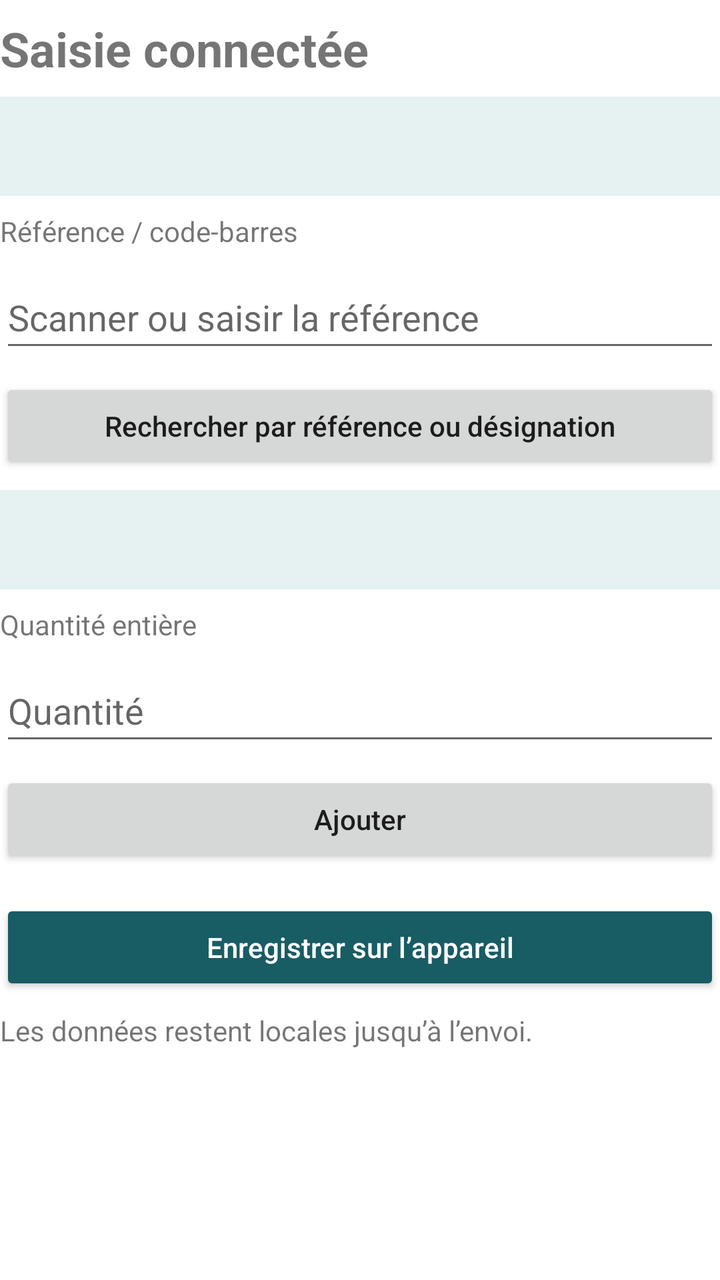
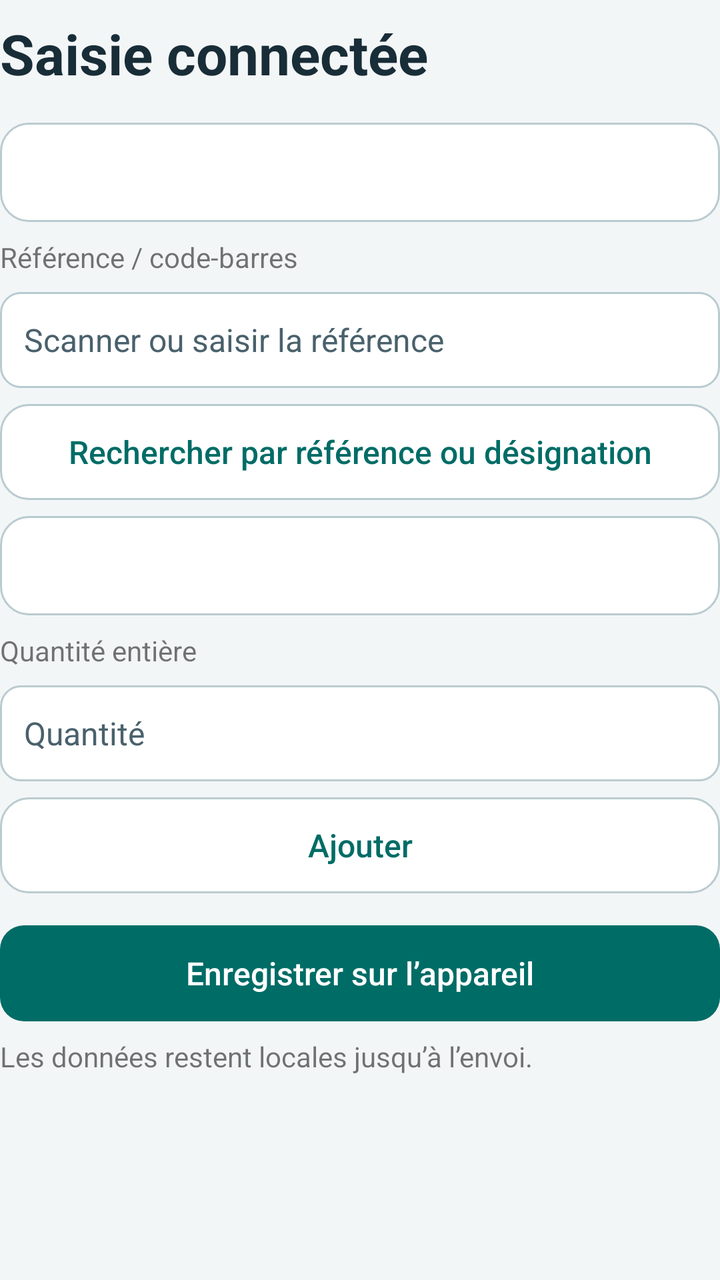

An Android layout rendered at two revisions. The XML below is the earlier revision; the diff shows what the commit changed to produce the second picture.
<!-- AndroidManifest.xml: application theme AppTheme -->
<!-- res/layout/article_form.xml -->
<LinearLayout xmlns:android="http://schemas.android.com/apk/res/android"
    android:id="@+id/article_form"
    android:layout_width="match_parent"
    android:layout_height="wrap_content"
    android:orientation="vertical">
    <TextView
        android:id="@+id/article_title"
        android:layout_width="match_parent"
        android:layout_height="wrap_content"
        android:layout_marginTop="8dp"
        android:text="@string/article_title"
        android:textStyle="bold"
        android:textSize="24sp" />
    <TextView
        android:id="@+id/draft_heading"
        android:layout_width="match_parent"
        android:layout_height="wrap_content"
        android:layout_marginTop="8dp"
        android:background="@color/header_surface"
        android:padding="14dp"
        android:textSize="16sp" />
    <TextView
        android:id="@+id/reference_label"
        android:layout_width="match_parent"
        android:layout_height="wrap_content"
        android:layout_marginTop="8dp"
        android:text="@string/reference_label" />
    <EditText
        android:id="@+id/reference"
        android:layout_width="match_parent"
        android:layout_height="wrap_content"
        android:layout_marginTop="8dp"
        android:hint="@string/reference"
        android:minHeight="48dp"
        android:inputType="text"
        android:singleLine="true" />
    <Button
        android:id="@+id/search_articles"
        android:layout_width="match_parent"
        android:layout_height="wrap_content"
        android:layout_marginTop="8dp"
        android:text="@string/search_articles"
        android:minHeight="48dp"
        android:textAllCaps="false" />
    <TextView
        android:id="@+id/article_details"
        android:layout_width="match_parent"
        android:layout_height="wrap_content"
        android:layout_marginTop="8dp"
        android:background="@color/header_surface"
        android:padding="14dp"
        android:textSize="16sp" />
    <TextView
        android:id="@+id/quantity_label"
        android:layout_width="match_parent"
        android:layout_height="wrap_content"
        android:layout_marginTop="8dp"
        android:text="@string/quantity_label" />
    <EditText
        android:id="@+id/quantity"
        android:layout_width="match_parent"
        android:layout_height="wrap_content"
        android:layout_marginTop="8dp"
        android:hint="@string/quantity"
        android:minHeight="48dp"
        android:inputType="number"
        android:singleLine="true" />
    <Button
        android:id="@+id/add_line"
        android:layout_width="match_parent"
        android:layout_height="wrap_content"
        android:layout_marginTop="8dp"
        android:text="@string/add_line"
        android:minHeight="48dp"
        android:textAllCaps="false" />
    <LinearLayout
        android:id="@+id/lines"
        android:layout_width="match_parent"
        android:layout_height="wrap_content"
        android:layout_marginTop="8dp"
        android:orientation="vertical" />
    <Button
        android:id="@+id/save_list"
        android:layout_width="match_parent"
        android:layout_height="wrap_content"
        android:layout_marginTop="8dp"
        android:text="@string/save_list"
        android:minHeight="48dp"
        android:textAllCaps="false"
        android:backgroundTint="@color/accent"
        android:textColor="@android:color/white" />
    <TextView
        android:id="@+id/stock_note"
        android:layout_width="match_parent"
        android:layout_height="wrap_content"
        android:layout_marginTop="8dp"
        android:text="@string/stock_note" />
</LinearLayout>
<!-- resources referenced by this layout -->
<resources>
  <color name="accent">#185C64</color>
  <color name="header_surface">#E6F1F1</color>
  <style name="AppTheme" parent="android:style/Theme.Material.Light.NoActionBar">
          <item name="android:colorAccent">@color/accent</item>
          <item name="android:windowBackground">@android:color/white</item>
      </style>
  <!-- unchanged entries left out for length: 9 -->
</resources>

<!-- the commit's change to res/layout/article_form.xml (unified diff, before → after) -->
@@ -4,19 +4,18 @@
     android:layout_height="wrap_content"
     android:orientation="vertical">
     <TextView
+        style="@style/ScreenTitle"
         android:id="@+id/article_title"
         android:layout_width="match_parent"
         android:layout_height="wrap_content"
         android:layout_marginTop="8dp"
-        android:text="@string/article_title"
-        android:textStyle="bold"
-        android:textSize="24sp" />
+        android:text="@string/article_title" />
     <TextView
         android:id="@+id/draft_heading"
         android:layout_width="match_parent"
         android:layout_height="wrap_content"
         android:layout_marginTop="8dp"
-        android:background="@color/header_surface"
+        android:background="@drawable/surface_card"
         android:padding="14dp"
         android:textSize="16sp" />
     <TextView
@@ -47,7 +46,7 @@
         android:layout_width="match_parent"
         android:layout_height="wrap_content"
         android:layout_marginTop="8dp"
-        android:background="@color/header_surface"
+        android:background="@drawable/surface_card"
         android:padding="14dp"
         android:textSize="16sp" />
     <TextView
@@ -80,15 +79,14 @@
         android:layout_marginTop="8dp"
         android:orientation="vertical" />
     <Button
+        style="@style/StockPrimary"
         android:id="@+id/save_list"
         android:layout_width="match_parent"
         android:layout_height="wrap_content"
         android:layout_marginTop="8dp"
         android:text="@string/save_list"
         android:minHeight="48dp"
-        android:textAllCaps="false"
-        android:backgroundTint="@color/accent"
-        android:textColor="@android:color/white" />
+        android:textAllCaps="false" />
     <TextView
         android:id="@+id/stock_note"
         android:layout_width="match_parent"
<!-- resource entries referenced after the edit -->
@@ -1,11 +1,122 @@
 <!-- resources referenced by this layout -->
 <resources>
-  <color name="accent">#185C64</color>
-  <color name="header_surface">#E6F1F1</color>
+  <!-- drawable surface_card (drawable) -->
+  <shape xmlns:android="http://schemas.android.com/apk/res/android">
+      <solid android:color="@android:color/white" />
+      <corners android:radius="14dp" />
+      <stroke android:width="1dp" android:color="@color/outline" />
+  </shape>
+  <style name="ScreenTitle">
+          <item name="android:textSize">28sp</item>
+          <item name="android:textColor">@color/ink</item>
+          <item name="android:textStyle">bold</item>
+          <item name="android:layout_marginBottom">8dp</item>
+      </style>
+  <style name="StockPrimary" parent="StockButton">
+          <item name="android:background">@drawable/action_primary</item>
+          <item name="android:textColor">@color/action_primary</item>
+      </style>
+  <color name="accent">#006C66</color>
+  <color name="canvas">#F3F6F7</color>
+  <style name="StockInput" parent="android:style/Widget.Material.EditText">
+          <item name="android:background">@drawable/login_field</item>
+          <item name="android:backgroundTint">@null</item>
+          <item name="android:textColor">@color/ink</item>
+          <item name="android:textColorHint">@color/muted</item>
+          <item name="android:padding">12dp</item>
+          <item name="android:minHeight">50dp</item>
+          <item name="android:textSize">16sp</item>
+      </style>
+  <color name="muted">#49616C</color>
+  <color name="header_surface">#143541</color>
+  <!-- drawable action_secondary (drawable) -->
+  <ripple xmlns:android="http://schemas.android.com/apk/res/android" android:color="?android:attr/colorControlHighlight">
+      <item>
+          <selector>
+              <item android:state_enabled="false" android:drawable="@drawable/disabled_fill" />
+              <item android:state_focused="true" android:drawable="@drawable/action_focus_secondary" />
+              <item android:drawable="@drawable/surface_card" />
+          </selector>
+      </item>
+  </ripple>
+  <!-- drawable disabled_fill (drawable) -->
+  <shape xmlns:android="http://schemas.android.com/apk/res/android">
+      <solid android:color="@color/disabled_surface" />
+      <corners android:radius="12dp" />
+  </shape>
+  <!-- drawable action_focus_primary (drawable) -->
+  <shape xmlns:android="http://schemas.android.com/apk/res/android">
+      <solid android:color="@color/accent" />
+      <corners android:radius="12dp" />
+      <stroke android:width="2dp" android:color="@color/ink" />
+  </shape>
+  <!-- drawable accent_fill (drawable) -->
+  <shape xmlns:android="http://schemas.android.com/apk/res/android">
+      <solid android:color="@color/accent" />
+      <corners android:radius="12dp" />
+  </shape>
+  <!-- drawable login_field (drawable) -->
+  <selector xmlns:android="http://schemas.android.com/apk/res/android">
+      <item android:state_focused="true">
+          <shape>
+              <solid android:color="@android:color/white" />
+              <stroke android:width="2dp" android:color="@color/accent" />
+              <corners android:radius="10dp" />
+          </shape>
+      </item>
+      <item>
+          <shape>
+              <solid android:color="@android:color/white" />
+              <stroke android:width="1dp" android:color="@color/outline" />
+              <corners android:radius="10dp" />
+          </shape>
+      </item>
+  </selector>
+  <!-- drawable action_focus_secondary (drawable) -->
+  <shape xmlns:android="http://schemas.android.com/apk/res/android">
+      <solid android:color="@color/soft" />
+      <corners android:radius="12dp" />
+      <stroke android:width="2dp" android:color="@color/ink" />
+  </shape>
+  <color name="disabled_surface">#E0E7E9</color>
+  <color name="soft">#E1F4EF</color>
   <style name="AppTheme" parent="android:style/Theme.Material.Light.NoActionBar">
           <item name="android:colorAccent">@color/accent</item>
-          <item name="android:windowBackground">@android:color/white</item>
+          <item name="android:windowBackground">@color/canvas</item>
+          <item name="android:buttonStyle">@style/StockButton</item>
+          <item name="android:editTextStyle">@style/StockInput</item>
+          <item name="android:textColorPrimary">@color/ink</item>
+          <item name="android:textColorSecondary">@color/muted</item>
+          <item name="android:statusBarColor">@color/header_surface</item>
+          <item name="android:navigationBarColor">@color/header_surface</item>
       </style>
+  <color name="outline">#BACBD0</color>
+  <color name="ink">#182D37</color>
+  <style name="StockButton" parent="android:style/Widget.Material.Button">
+          <item name="android:background">@drawable/action_secondary</item>
+          <item name="android:backgroundTint">@null</item>
+          <item name="android:stateListAnimator">@null</item>
+          <item name="android:textColor">@color/action_secondary</item>
+          <item name="android:textAllCaps">false</item>
+          <item name="android:letterSpacing">0</item>
+          <item name="android:fontFamily">sans-serif-medium</item>
+          <item name="android:textSize">16sp</item>
+          <item name="android:minHeight">50dp</item>
+          <item name="android:paddingStart">16dp</item>
+          <item name="android:paddingEnd">16dp</item>
+          <item name="android:paddingTop">10dp</item>
+          <item name="android:paddingBottom">10dp</item>
+      </style>
+  <!-- drawable action_primary (drawable) -->
+  <ripple xmlns:android="http://schemas.android.com/apk/res/android" android:color="?android:attr/colorControlHighlight">
+      <item>
+          <selector>
+              <item android:state_enabled="false" android:drawable="@drawable/disabled_fill" />
+              <item android:state_focused="true" android:drawable="@drawable/action_focus_primary" />
+              <item android:drawable="@drawable/accent_fill" />
+          </selector>
+      </item>
+  </ripple>
   <!-- unchanged entries left out for length: 9 -->
 </resources>
 
